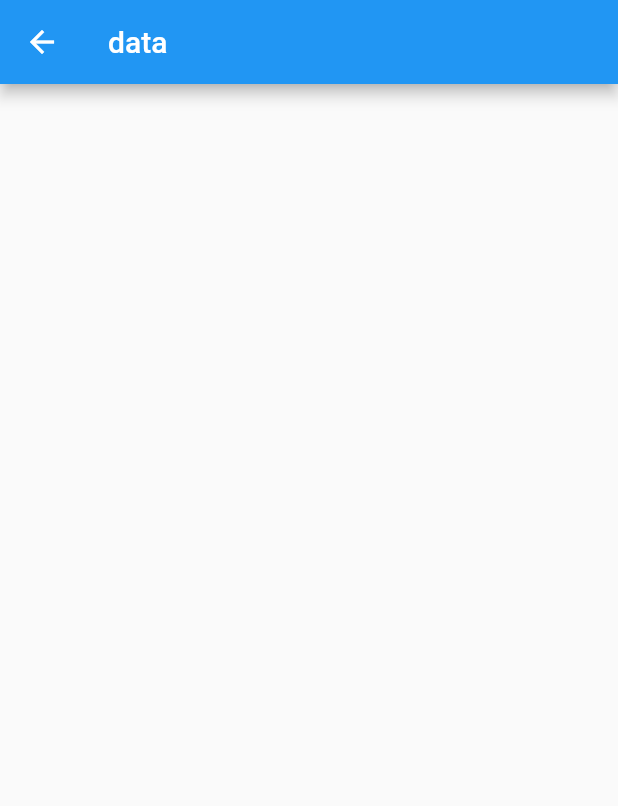
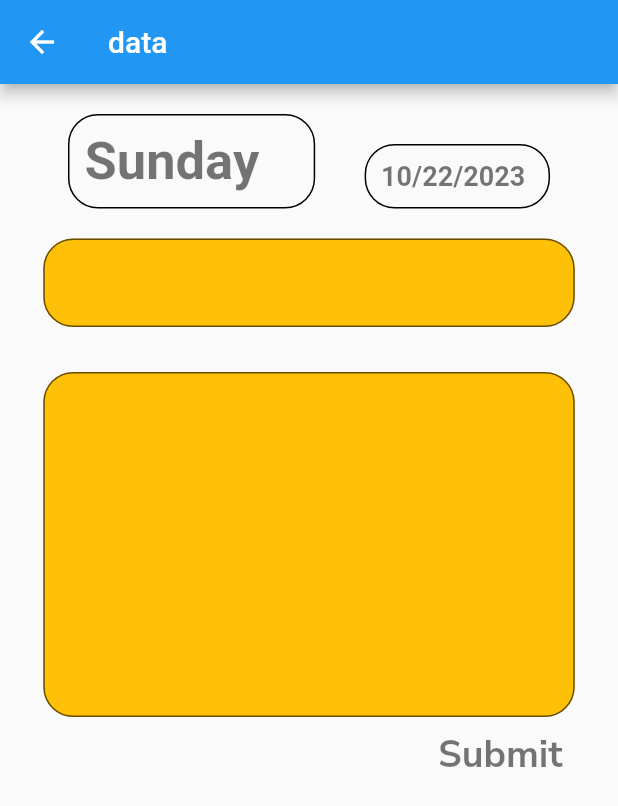
Before and after one commit to HgRayhan08/todoList_app, a Flutter app: the CreateTodoScreen screen opened by its route, on a phone screen of 412 x 824 dp. Shown: the top 806 px of the screen. Run offline on Flutter 3.47's test engine with Material 2 defaults, Android fonts, the phone set to English and light mode, and no system bars; our stand-ins replace google_fonts, sqflite; accounts and stored records are empty.

Commit message:
add ui create todo screen

```diff
--- a/lib/main.dart
+++ b/lib/main.dart
@@ -20,7 +20,7 @@ class MyApp extends StatelessWidget {
       routes: {
         HomeScreen.routeName: (context) => HomeScreen(),
         DetailTodoScreen.routeName: (context) => const DetailTodoScreen(),
-        CreateTodoScreen.routeName: (context) => const CreateTodoScreen(),
+        CreateTodoScreen.routeName: (context) => CreateTodoScreen(),
       },
     );
   }
--- a/lib/screen/create_todo_screen.dart
+++ b/lib/screen/create_todo_screen.dart
@@ -1,15 +1,83 @@
 import 'package:flutter/material.dart';
+import 'package:intl/intl.dart';
+import 'package:todo_list/widgets/card_day.dart';
+import 'package:todo_list/widgets/textFormField_widgets.dart';
 
+// ignore: must_be_immutable
 class CreateTodoScreen extends StatelessWidget {
   static const routeName = "/CreateTodoScreen";
-  const CreateTodoScreen({super.key});
+  CreateTodoScreen({super.key});
+
+  DateTime dayNow = DateTime.now();
+  // memanggil hari
+  String getDay(DateTime now) {
+    final DateFormat format = DateFormat("EEEE");
+    final String formatday = format.format(now);
+    return formatday;
+  }
+
+  // Mengambil tanggal
+  String getdate(DateTime now) {
+    final DateFormat format = DateFormat("M/d/y");
+    final String formatDate = format.format(now);
+    return formatDate;
+  }
 
   @override
   Widget build(BuildContext context) {
+    String nowDay = getDay(dayNow);
+    String nowDate = getdate(dayNow);
+    final mediaQuery = MediaQuery.of(context).size.width;
     return Scaffold(
       appBar: AppBar(
         title: const Text("data"),
       ),
+      body: ListView(
+        padding: EdgeInsets.symmetric(horizontal: mediaQuery * 0.07),
+        children: [
+          Padding(
+            padding: const EdgeInsets.symmetric(vertical: 20),
+            child: Row(
+              mainAxisAlignment: MainAxisAlignment.spaceAround,
+              crossAxisAlignment: CrossAxisAlignment.end,
+              children: [
+                CardDay(
+                  content: nowDay,
+                  width: 0.4,
+                  fontSize: 35,
+                ),
+                CardDay(
+                  content: nowDate,
+                  width: 0.3,
+                  fontSize: 18,
+                ),
+              ],
+            ),
+          ),
+          TextFormFieldWidgets(
+            maxlines: 1,
+          ),
+          const SizedBox(
+            height: 30,
+          ),
+          TextFormFieldWidgets(
+            maxlines: 10,
+          ),
+          Align(
+            alignment: Alignment.centerRight,
+            child: TextButton(
+              onPressed: () {},
+              child: Text(
+                "Submit",
+                style: Theme.of(context).textTheme.displaySmall!.copyWith(
+                      fontSize: 25,
+                      fontWeight: FontWeight.bold,
+                    ),
+              ),
+            ),
+          ),
+        ],
+      ),
     );
   }
 }
--- a/lib/style/style.dart
+++ b/lib/style/style.dart
@@ -6,7 +6,7 @@ final TextTheme myTextTheme = TextTheme(
       fontSize: 35,
       fontWeight: FontWeight.bold,
     ),
-    displayMedium: GoogleFonts.lato(
+    displayMedium: GoogleFonts.tiltNeon(
       fontSize: 20,
       fontWeight: FontWeight.bold,
     ),
--- /dev/null
+++ b/lib/widgets/card_day.dart
@@ -0,0 +1,38 @@
+import 'package:flutter/material.dart';
+
+// ignore: must_be_immutable
+class CardDay extends StatelessWidget {
+  double width;
+  String content;
+  double fontSize;
+
+  CardDay(
+      {required this.width,
+      required this.fontSize,
+      required this.content,
+      super.key});
+
+  @override
+  Widget build(BuildContext context) {
+    final mediaQuery = MediaQuery.of(context).size.width;
+    return Container(
+      padding: const EdgeInsets.all(10),
+      width: mediaQuery * width,
+      decoration: BoxDecoration(
+        border: Border.all(
+          color: Colors.black,
+        ),
+        borderRadius: const BorderRadius.all(
+          Radius.circular(20),
+        ),
+      ),
+      child: Text(
+        content,
+        style: Theme.of(context)
+            .textTheme
+            .displayMedium
+            ?.copyWith(fontSize: fontSize.toDouble()),
+      ),
+    );
+  }
+}
--- /dev/null
+++ b/lib/widgets/textFormField_widgets.dart
@@ -0,0 +1,30 @@
+import 'package:flutter/material.dart';
+
+class TextFormFieldWidgets extends StatelessWidget {
+  int maxlines;
+  TextFormFieldWidgets({super.key, required this.maxlines});
+
+  @override
+  Widget build(BuildContext context) {
+    return TextFormField(
+      maxLines: maxlines,
+      decoration: const InputDecoration(
+        filled: true,
+        fillColor: Colors.amber,
+        focusedBorder: OutlineInputBorder(
+          borderRadius: BorderRadius.all(
+            Radius.circular(
+              20,
+            ),
+          ),
+        ),
+        border: OutlineInputBorder(
+          borderRadius: BorderRadius.all(
+            Radius.circular(20),
+          ),
+        ),
+        focusColor: Colors.amber,
+      ),
+    );
+  }
+}
```
Also changed, not shown: lib/model/todo_model.dart (+27 -0 lines), lib/service/db/database_helper.dart (added, +36 -0 lines), pubspec.yaml (+4 -4 lines), lib/service/preferences/preferences_helper.dart (added), pubspec.lock, 2 other files.
